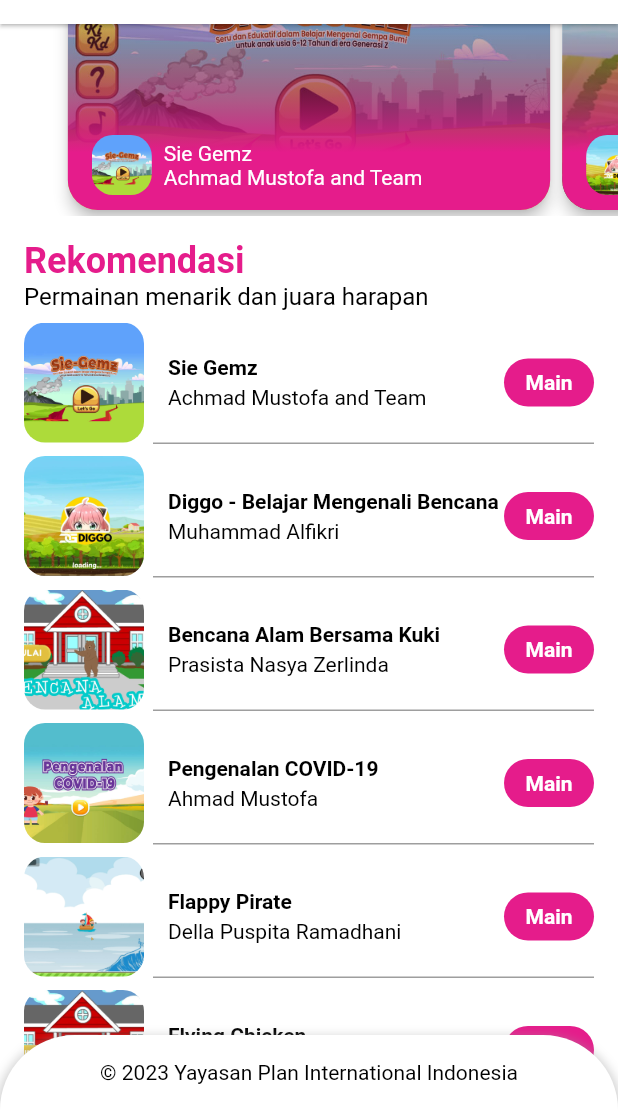
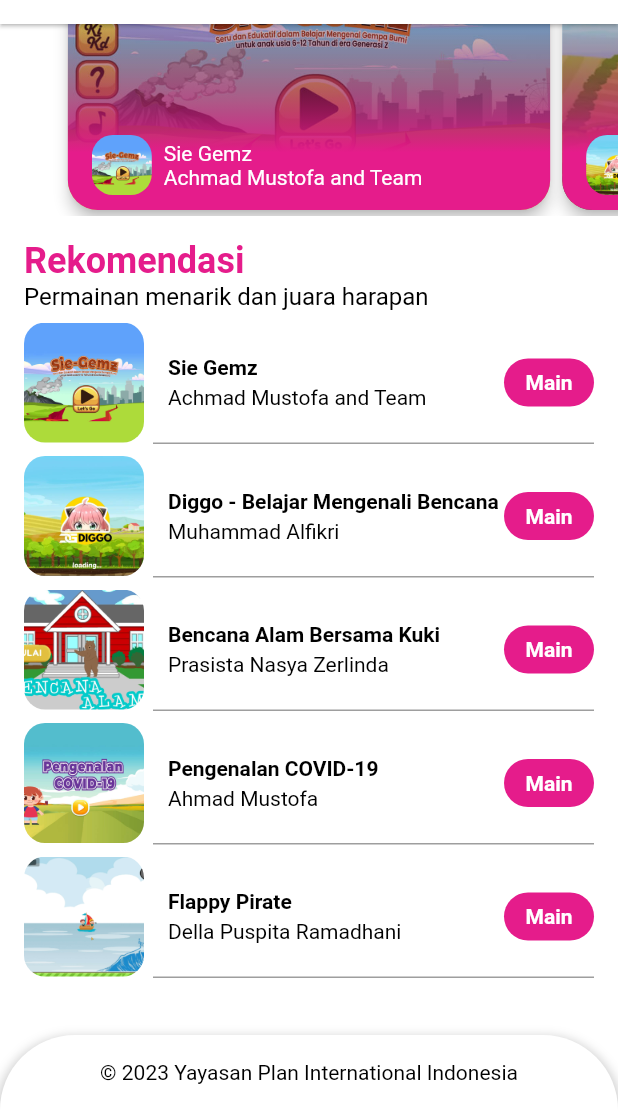
Before and after one commit to gofur/safe_school_game, a Flutter app: the GameList screen opened by its route, scrolled down 211 dp, on a phone screen of 412 x 824 dp, the part 126-1236 px from its top. Run offline on Flutter 3.47's test engine with Material 2 defaults, Android fonts, the phone set to English and light mode, and no system bars; drawn by our look-alikes of auto_size_text; our stand-ins replace connectivity_plus, flutter_rating_bar, rxdart, webview_flutter; Roboto replaces fonts that are missing (Monserrat).

```diff
--- a/lib/resources/app_games.dart
+++ b/lib/resources/app_games.dart
@@ -93,19 +93,4 @@
         GameImages(images: "assets/images/flappy/Image2.jpg"),
         GameImages(images: "assets/images/flappy/Image3.jpg"),
       ]),
-  Game(
-      url: 'https://www.google.com',
-      title: "Flying Chicken",
-      icon: "assets/images/kuki/Image3.jpg",
-      image: "assets/images/kuki/Image3.jpg",
-      author: "Dicky Fernando Sitepu",
-      description:
-          "Happy Pirate Wow adalah permainan yang mengandalkan ketangkasan dimana anak-anak diajak untuk bermain dengan menghindari ancaman yang akan dihadapi oleh pemain di dalam permainan. Dengan tujuan agar anak-anak belajar untuk mengenali bencana yang perlu mereka hindari. ",
-      difficult: 5,
-      educationContent: 3,
-      images: [
-        GameImages(images: "assets/images/kuki/Image3.jpg"),
-        GameImages(images: "assets/images/kuki/Image3.jpg"),
-        GameImages(images: "assets/images/kuki/Image3.jpg"),
-      ]),
 ];
```
Also changed, not shown: 16 other files.
